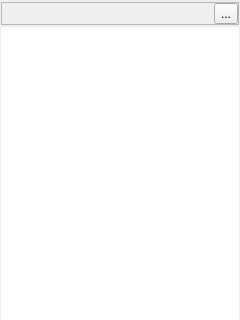
Above: src/AutoBatchScheduler/statusarea/statuswidget.ui from karakirimu/AutoBatchTools before the change. Below: the same form after it.
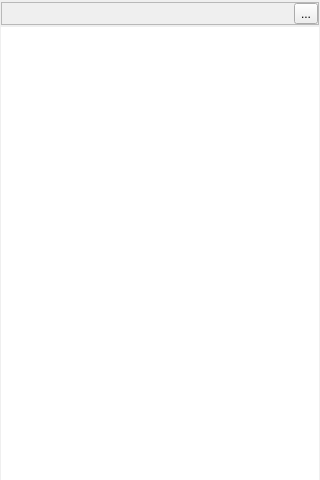
That is the form after the change. Icons and pictures are not drawn. Custom widgets are drawn as their Qt base class.

```diff
--- a/src/AutoBatchScheduler/statusarea/statuswidget.ui
+++ b/src/AutoBatchScheduler/statusarea/statuswidget.ui
@@ -6,8 +6,8 @@
    <rect>
     <x>0</x>
     <y>0</y>
-    <width>240</width>
-    <height>320</height>
+    <width>320</width>
+    <height>480</height>
    </rect>
   </property>
   <property name="windowTitle">
@@ -83,7 +83,7 @@
    <item>
     <widget class="ProcessShowTable" name="enabledTableWidget">
      <property name="styleSheet">
-      <string notr="true">selection-background-color: rgb(186, 186, 186);</string>
+      <string notr="true">selection-background-color: rgb(200,200,200);</string>
      </property>
      <property name="frameShape">
       <enum>QFrame::NoFrame</enum>
```
